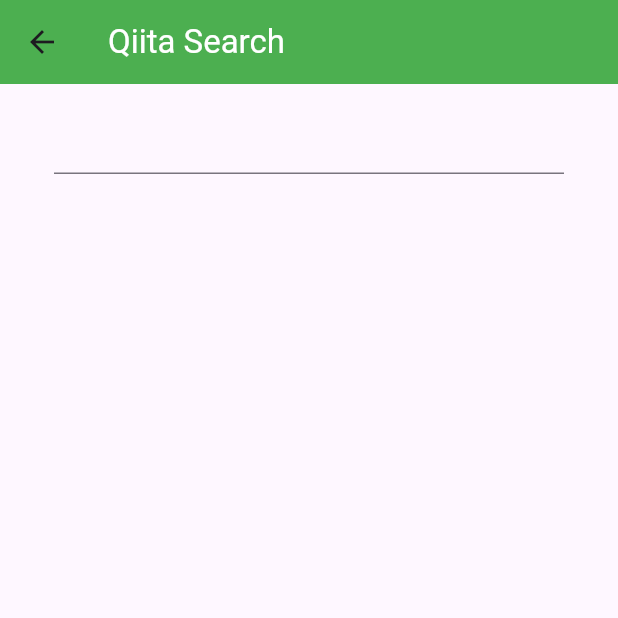
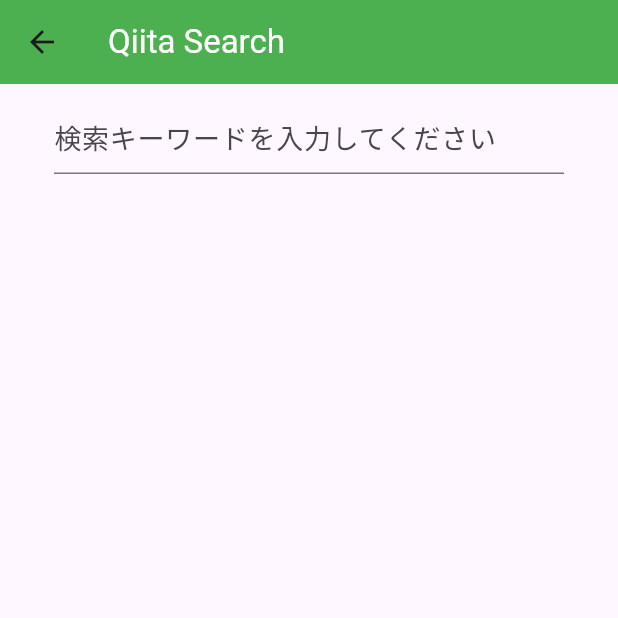
Before and after one commit to Yuutamu/Qiita_Search, a Flutter app: the SearchScreen screen opened by its route, on a phone screen of 412 x 824 dp, the top half of it. Run offline on Flutter 3.47's test engine with Material 3 defaults, Android fonts, the phone set to English and light mode, and no system bars; our stand-ins replace flutter_dotenv.

Commit message:
検索処理

```diff
--- a/lib/screens/search_screen.dart
+++ b/lib/screens/search_screen.dart
@@ -36,6 +36,13 @@
               style: TextStyle(
                 fontSize: 18,
                 color: Colors.black,
+              ),
+              onSubmitted: (String value) async {
+                print(value); // 入力された文字列をコンソールに出力
+                final results = await searchQiita(value); //変数に結果を格納
+              },
+              decoration: InputDecoration(
+                hintText: '検索キーワードを入力してください',
               ),
             ),
           ),
@@ -76,7 +83,5 @@
       print('APIレスポンスが正常にget出来ませんでした'); // デバックのため
       return [];
     }
-
-    // 4. 変換したArticleクラスの配列を返す(returnする)
   }
 }
```
